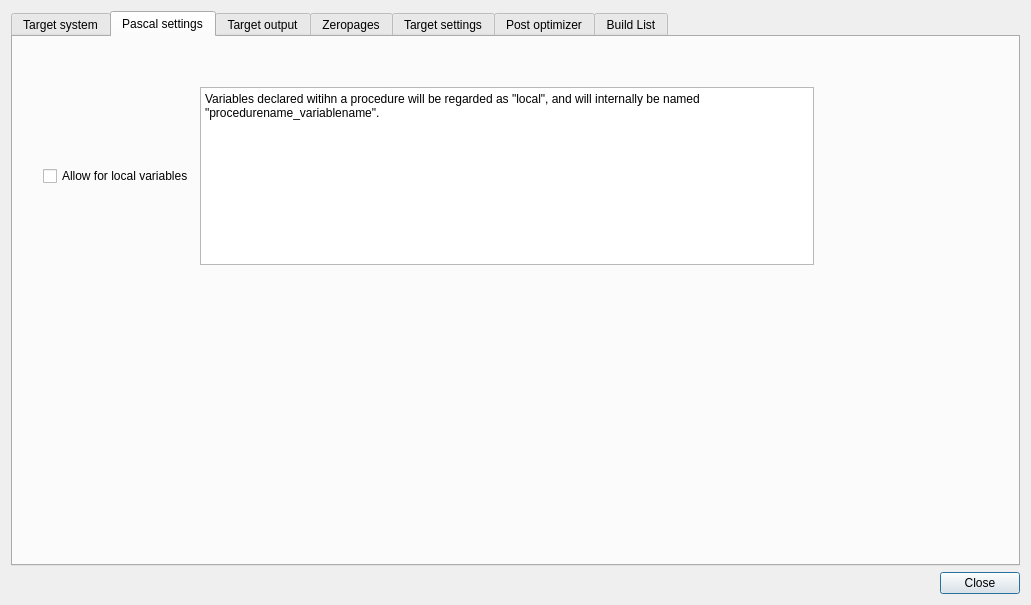
leuat/TRSE, file source/dialogprojectsettings.ui: the form before one commit.
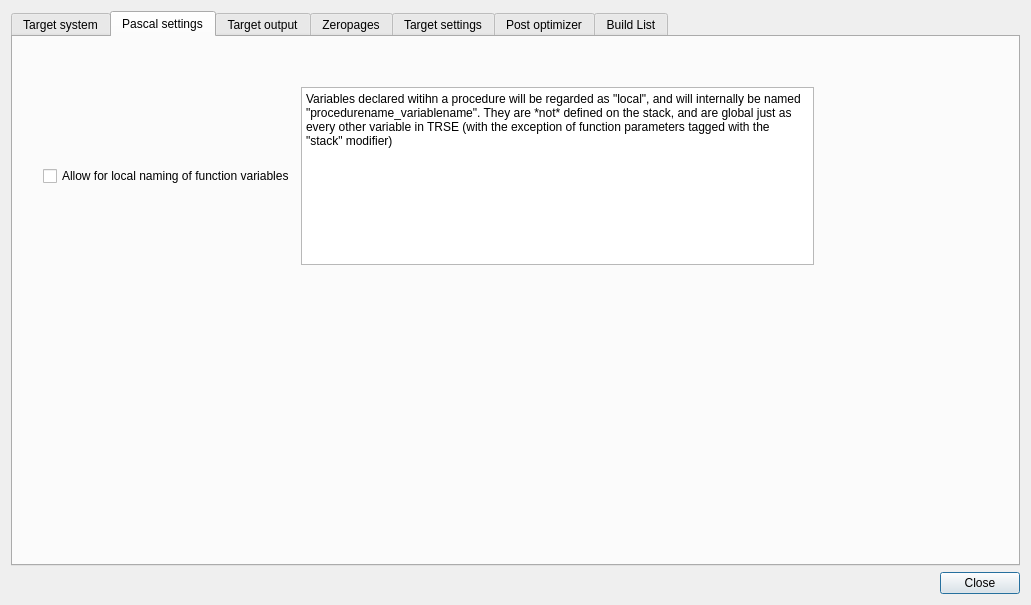
The form after the commit. The open tabs and pages were chosen to show the change.

Commit message: global:: for prefixing global variables

```diff
--- a/source/dialogprojectsettings.ui
+++ b/source/dialogprojectsettings.ui
@@ -796,7 +796,7 @@
           <item row="0" column="0">
            <widget class="QCheckBox" name="chkLocalVariables">
             <property name="text">
-             <string>Allow for local variables</string>
+             <string>Allow for local naming of function variables</string>
             </property>
            </widget>
           </item>
@@ -807,7 +807,7 @@
 &lt;html&gt;&lt;head&gt;&lt;meta name=&quot;qrichtext&quot; content=&quot;1&quot; /&gt;&lt;style type=&quot;text/css&quot;&gt;
 p, li { white-space: pre-wrap; }
 &lt;/style&gt;&lt;/head&gt;&lt;body style=&quot; font-family:'.AppleSystemUIFont'; font-size:13pt; font-weight:400; font-style:normal;&quot;&gt;
-&lt;p style=&quot; margin-top:0px; margin-bottom:0px; margin-left:0px; margin-right:0px; -qt-block-indent:0; text-indent:0px;&quot;&gt;&lt;span style=&quot; font-family:'Noto Sans'; font-size:9pt;&quot;&gt;Variables declared witihn a procedure will be regarded as &amp;quot;local&amp;quot;, and will internally be named &amp;quot;procedurename_variablename&amp;quot;.&lt;/span&gt;&lt;/p&gt;&lt;/body&gt;&lt;/html&gt;</string>
+&lt;p style=&quot; margin-top:0px; margin-bottom:0px; margin-left:0px; margin-right:0px; -qt-block-indent:0; text-indent:0px;&quot;&gt;&lt;span style=&quot; font-family:'Noto Sans'; font-size:9pt;&quot;&gt;Variables declared witihn a procedure will be regarded as &amp;quot;local&amp;quot;, and will internally be named &amp;quot;procedurename_variablename&amp;quot;. They are *not* defined on the stack, and are global just as every other variable in TRSE (with the exception of function parameters tagged with the &amp;quot;stack&amp;quot; modifier)&lt;/span&gt;&lt;/p&gt;&lt;/body&gt;&lt;/html&gt;</string>
             </property>
            </widget>
           </item>
```
The commit also changes 8 other files.
